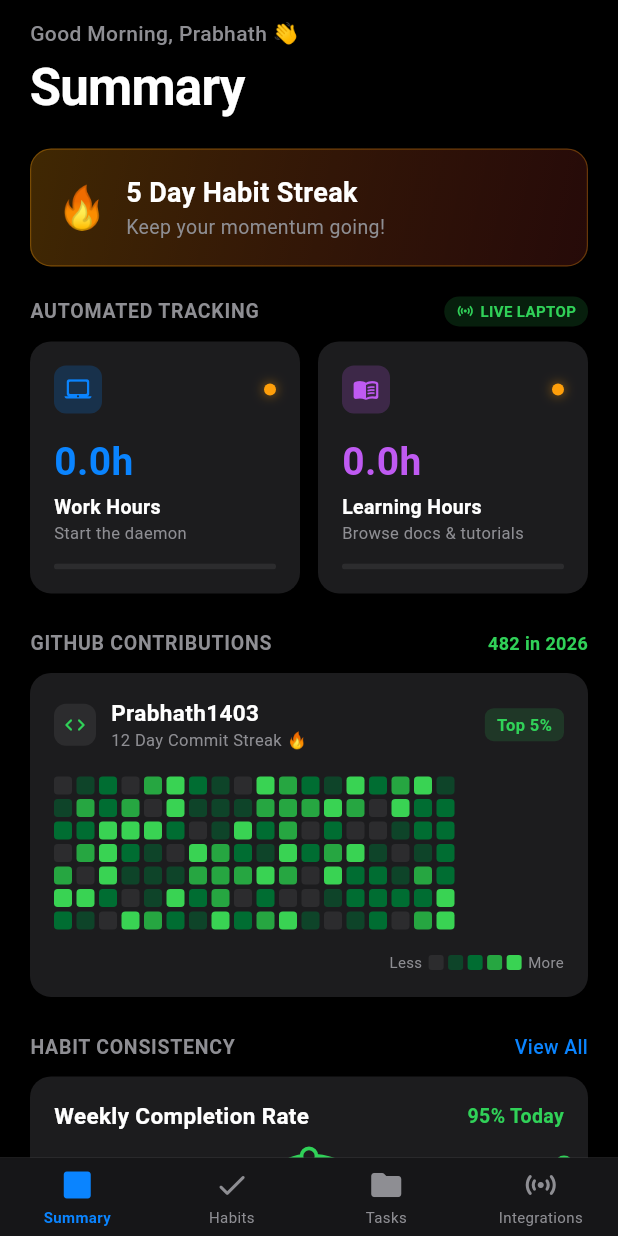
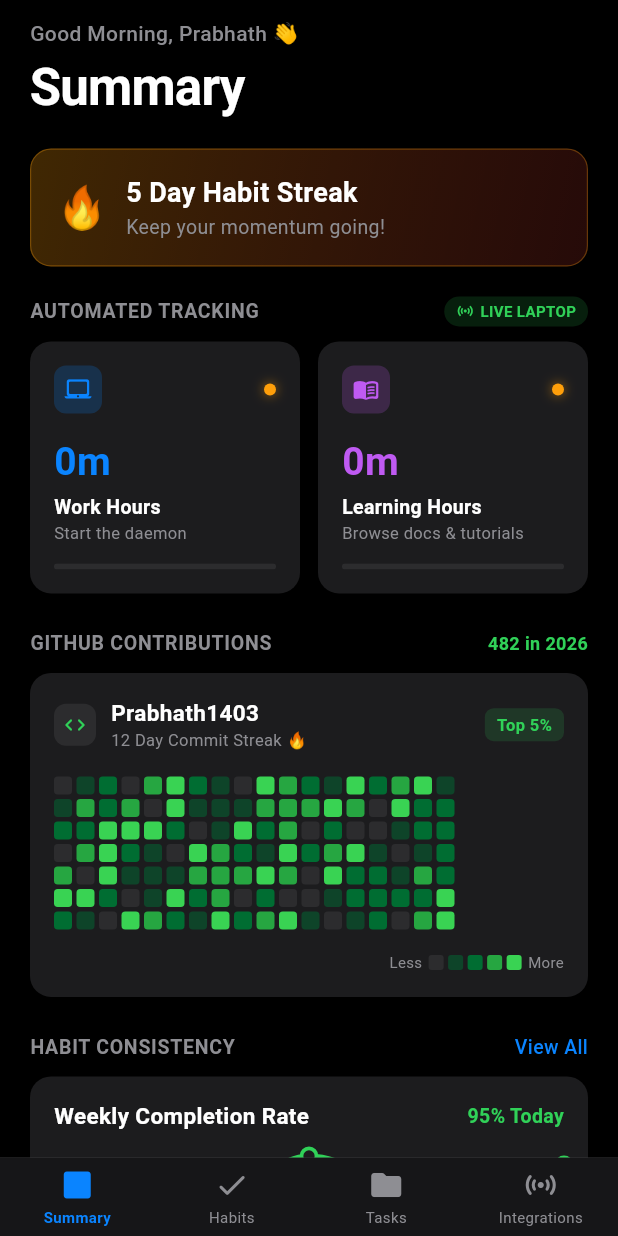
Before and after one commit to Prabhath1403/nexora, a Flutter app: the screen it shows after launch, on a phone screen of 412 x 824 dp. Run offline on Flutter 3.47's test engine with Material 3 defaults, Android fonts, the phone set to English and light mode, and no system bars; network calls fail.

Commit message:
fix: format work/learning hours as human clock time (e.g. 42m, 1h 15m), fix Full Timelogs button navigation

```diff
--- a/frontend/lib/screens/dashboard_screen.dart
+++ b/frontend/lib/screens/dashboard_screen.dart
@@ -2,6 +2,8 @@
 import 'package:flutter/cupertino.dart';
 import '../services/api_service.dart';
 import '../theme/app_theme.dart';
+import '../utils/time_formatter.dart';
+import 'work_hours_screen.dart';
 
 class DashboardScreen extends StatefulWidget {
   final Function(int) onNavigate;
@@ -335,8 +337,8 @@
                     Expanded(
                       child: _buildAutoHoursCard(
                         title: "Work Hours",
-                        value: "${workHoursToday.toStringAsFixed(1)}h",
-                        subtitle: topApp != null ? "$topApp · ${topAppHours.toStringAsFixed(1)}h" : "Start the daemon",
+                        value: formatHoursToReadableTime(workHoursToday),
+                        subtitle: topApp != null ? "$topApp · ${formatHoursToReadableTime(topAppHours)}" : "Start the daemon",
                         color: AppTheme.accent,
                         icon: Icons.laptop_mac_rounded,
                         progress: workHoursToday > 0 ? (workHoursToday / 8.0).clamp(0.0, 1.0) : 0.0,
@@ -348,7 +350,7 @@
                     Expanded(
                       child: _buildAutoHoursCard(
                         title: "Learning Hours",
-                        value: "${learningHoursToday.toStringAsFixed(1)}h",
+                        value: formatHoursToReadableTime(learningHoursToday),
                         subtitle: currentSessionMinutes > 0 ? "Session: ${currentSessionMinutes}m" : "Browse docs & tutorials",
                         color: AppTheme.accentPurple,
                         icon: Icons.menu_book_rounded,
@@ -681,7 +683,7 @@
                       ],
                     ),
                   ),
-                  Text("${workHoursToday.toStringAsFixed(1)}h",
+                  Text(formatHoursToReadableTime(workHoursToday),
                       style: const TextStyle(fontSize: 24, fontWeight: FontWeight.w700, color: AppTheme.accent)),
                 ],
               ),
@@ -706,7 +708,7 @@
                         const Icon(Icons.stars_rounded, color: AppTheme.accentPurple, size: 20),
                         const SizedBox(width: 8),
                         Text(
-                          topApp != null ? "Top Focus: $topApp (${topAppHours.toStringAsFixed(1)}h)" : "No activity logged yet",
+                          topApp != null ? "Top Focus: $topApp (${formatHoursToReadableTime(topAppHours)})" : "No activity logged yet",
                           style: const TextStyle(fontSize: 15, fontWeight: FontWeight.w600),
                         ),
                       ],
@@ -772,7 +774,7 @@
                                   ),
                                 ),
                                 const SizedBox(width: 14),
-                                Text("${hours.toStringAsFixed(1)}h",
+                                Text(formatHoursToReadableTime(hours),
                                     style: const TextStyle(fontSize: 15, fontWeight: FontWeight.w700, color: AppTheme.accent)),
                               ],
                             ),
@@ -809,7 +811,10 @@
                       padding: const EdgeInsets.symmetric(vertical: 12),
                       onPressed: () {
                         Navigator.pop(context);
-                        widget.onNavigate(2); // Go to Work Hours full tab
+                        Navigator.push(
+                          context,
+                          CupertinoPageRoute(builder: (context) => const WorkHoursScreen()),
+                        );
                       },
                       child: const Text("Full Timelogs", style: TextStyle(fontWeight: FontWeight.w600, color: Colors.white)),
                     ),
--- a/frontend/lib/screens/habits_screen.dart
+++ b/frontend/lib/screens/habits_screen.dart
@@ -2,6 +2,7 @@
 import 'package:flutter/cupertino.dart';
 import '../services/api_service.dart';
 import '../theme/app_theme.dart';
+import '../utils/time_formatter.dart';
 
 class HabitsScreen extends StatefulWidget {
   const HabitsScreen({super.key});
@@ -462,7 +463,7 @@
                           )
                         : (progress > 0
                             ? Text(
-                                "${progress.toStringAsFixed(1)}h",
+                                formatHoursToReadableTime(progress),
                                 style: const TextStyle(fontSize: 10, color: AppTheme.secondaryLabel, fontWeight: FontWeight.w600),
                               )
                             : const SizedBox.shrink()),
--- /dev/null
+++ b/frontend/lib/utils/time_formatter.dart
@@ -0,0 +1,16 @@
+/// Utility to format decimal hours into human-readable clock time
+/// Example: 0.7h -> 42m, 1.5h -> 1h 30m, 0.0h -> 0m, 2.0h -> 2h
+String formatHoursToReadableTime(double hours) {
+  if (hours <= 0) return "0m";
+  final totalMinutes = (hours * 60).round();
+  final h = totalMinutes ~/ 60;
+  final m = totalMinutes % 60;
+
+  if (h == 0) {
+    return "${m}m";
+  } else if (m == 0) {
+    return "${h}h";
+  } else {
+    return "${h}h ${m}m";
+  }
+}
```
Also changed, not shown: frontend/lib/screens/integrations_screen.dart (+4 -3 lines), frontend/lib/screens/work_hours_screen.dart (+4 -3 lines).
